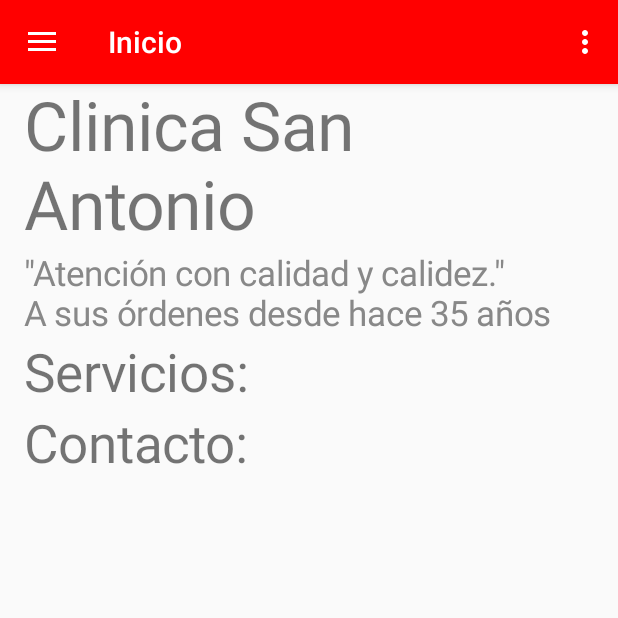
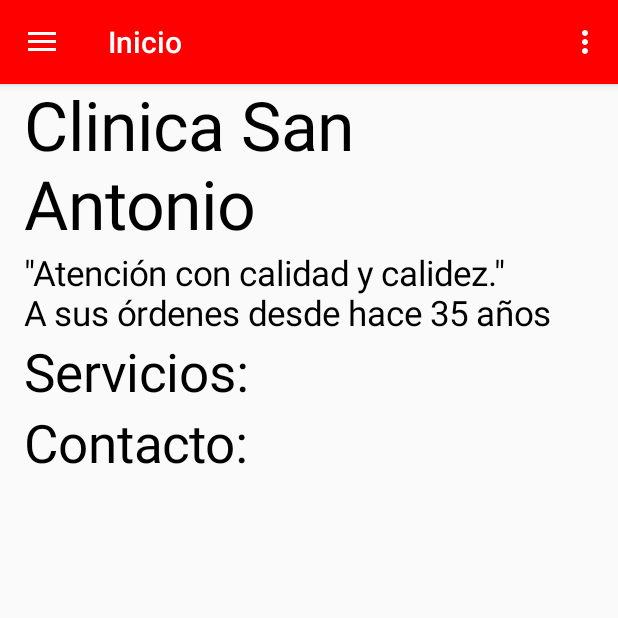
Before and after one commit to lima1756/SISAL, an Android app: the startMedic screen opened directly, with no data from a screen before it, on a phone screen of 412 x 824 dp, the top half of it. Run offline under Robolectric (Android 15) with nearby library versions, the light colour scheme and no system bars; network calls fail.

Commit message:
algunos cambios app

```diff
--- a/SISAL/app/src/main/java/com/mysisal/sisal/startMedic.java
+++ b/SISAL/app/src/main/java/com/mysisal/sisal/startMedic.java
@@ -84,18 +84,21 @@ public class startMedic extends AppCompatActivity
 
         TextView titulo = (TextView) findViewById(R.id.clinicNameView);
         titulo.setTextSize(settings.getInt("titleSize", 30) + 15);
-
+        titulo.setTextColor(Color.BLACK);
         TextView slogan = (TextView) findViewById(R.id.slogan);
         slogan.setTextSize(settings.getInt("textSize", 20) + 3);
-        slogan.setTextColor(Color.GRAY);
+        slogan.setTextColor(Color.BLACK);
 
         TextView servicios = (TextView) findViewById(R.id.Servicios);
         servicios.setTextSize(settings.getInt("titleSize", 30)+5);
-
+        servicios.setTextColor(Color.BLACK);
 
         final TextView listaServicios = (TextView) findViewById(R.id.listaServicios);
         listaServicios.setTextSize(settings.getInt("textSize", 20));
         listaServicios.setVisibility(View.GONE);
+        listaServicios.setTextColor(Color.BLACK);
+
+
         servicios.setOnClickListener(new View.OnClickListener() {
             @Override
             public void onClick(View v) {
@@ -107,6 +110,8 @@ public class startMedic extends AppCompatActivity
         miLayOut.setVisibility(View.GONE);
         miLayOut.setVisibility(View.GONE);
         TextView contacto = (TextView) findViewById(R.id.contacto);
+        contacto.setTextColor(Color.BLACK);
+
         contacto.setTextSize(settings.getInt("titleSize", 30)+5);
         contacto.setOnClickListener(new View.OnClickListener() {
             @Override
@@ -116,9 +121,13 @@ public class startMedic extends AppCompatActivity
         });
 
         TextView telView = (TextView) findViewById(R.id.telView);
+        telView.setTextColor(Color.BLACK);
+
         telView.setTextSize(settings.getInt("titleSize", 30));
 
         TextView tel1 = (TextView) findViewById(R.id.tel1);
+        tel1.setTextColor(Color.BLACK);
+
         tel1.setTextSize(settings.getInt("textSize", 20));
         tel1.setOnClickListener(new View.OnClickListener() {
             @Override
@@ -132,6 +141,8 @@ public class startMedic extends AppCompatActivity
 
         TextView tel2 = (TextView) findViewById(R.id.tel2);
         tel2.setTextSize(settings.getInt("textSize", 20));
+        tel2.setTextColor(Color.BLACK);
+
         tel2.setOnClickListener(new View.OnClickListener() {
             @Override
             public void onClick(View v) {
@@ -144,6 +155,8 @@ public class startMedic extends AppCompatActivity
 
         TextView tel3 = (TextView) findViewById(R.id.tel3);
         tel3.setTextSize(settings.getInt("textSize", 20));
+        tel3.setTextColor(Color.BLACK);
+
         tel3.setOnClickListener(new View.OnClickListener() {
             @Override
             public void onClick(View v) {
@@ -155,9 +168,13 @@ public class startMedic extends AppCompatActivity
         });
 
         TextView celView = (TextView) findViewById(R.id.celView);
+        celView.setTextColor(Color.BLACK);
+
         celView.setTextSize(settings.getInt("titleSize", 30));
 
         TextView cel1 = (TextView) findViewById(R.id.cel1);
+        cel1.setTextColor(Color.BLACK);
+
         cel1.setTextSize(settings.getInt("textSize", 20));
         cel1.setOnClickListener(new View.OnClickListener() {
             @Override
@@ -170,6 +187,8 @@ public class startMedic extends AppCompatActivity
         });
 
         TextView cel2 = (TextView) findViewById(R.id.cel2);
+        cel2.setTextColor(Color.BLACK);
+
         cel2.setTextSize(settings.getInt("textSize", 20));
         cel2.setOnClickListener(new View.OnClickListener() {
             @Override
```
Also changed, not shown: SISAL/app/src/main/java/com/mysisal/sisal/patientStartActivity.java (+10 -4 lines), 1 other file.
